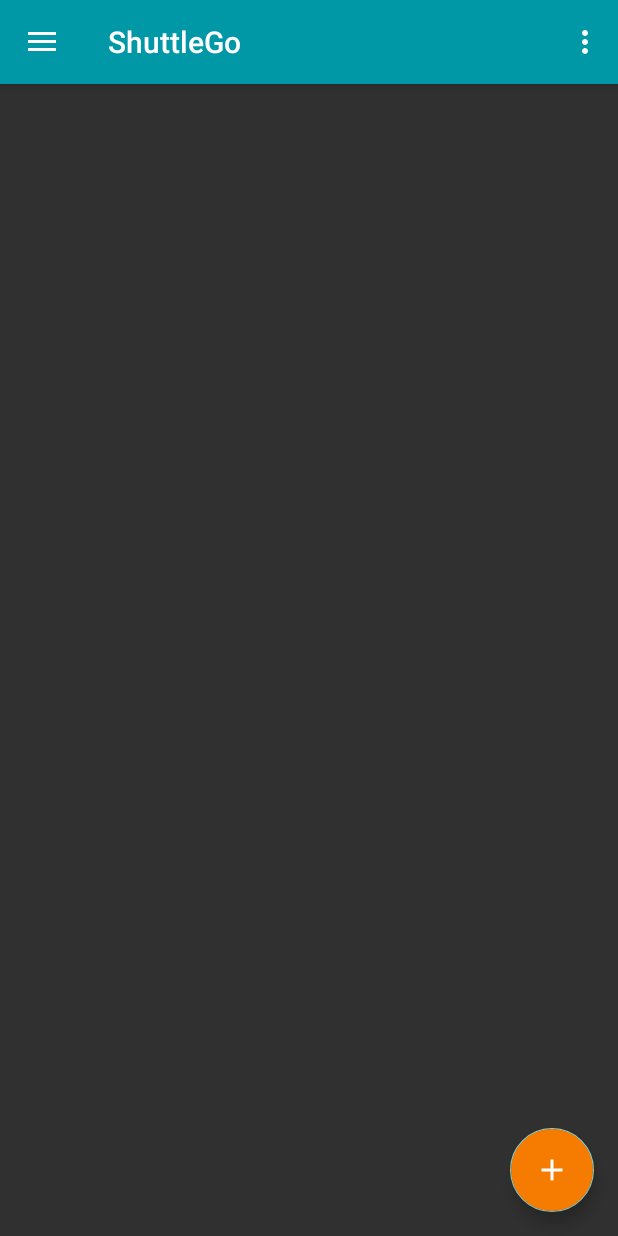
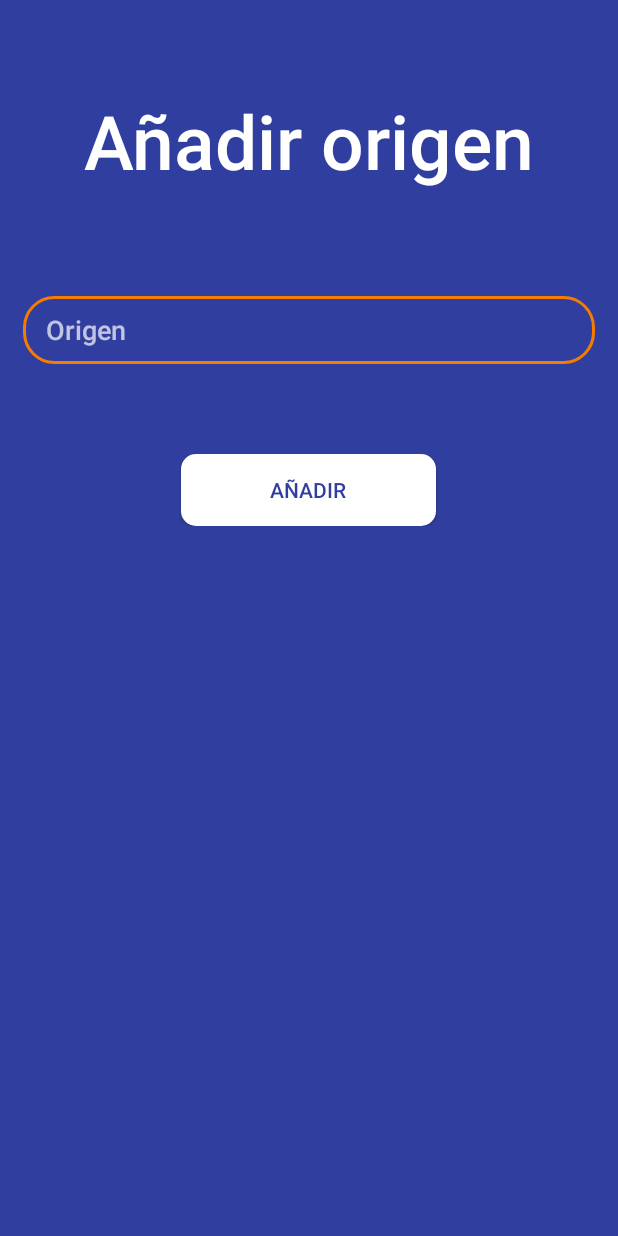
Before and after one commit to vctorChamizo/ShuttleGo_AndroidApp, an Android app: the AdminStartActivity screen opened directly, with no data from a screen before it, after a tap on an icon or button, on a phone screen of 412 x 824 dp. Run offline under Robolectric (Android 15) with nearby library versions, the phone set to English and light mode, and no system bars; 5 statements that could not run were skipped.

Commit message:
Añdir Origen finalizado

```diff
--- a/ShuttleGo/app/build.gradle
+++ b/ShuttleGo/app/build.gradle
@@ -28,7 +28,7 @@ dependencies {
     implementation 'com.android.support.constraint:constraint-layout:1.1.3'
     implementation 'com.android.support:support-v4:28.0.0'
     implementation 'com.android.support:design:28.0.0'
-	implementation 'com.android.support:recyclerview-v7:28.0.0'
+    implementation 'com.android.support:recyclerview-v7:28.0.0'
 
     testImplementation 'junit:junit:4.12'
     androidTestImplementation 'com.android.support.test:runner:1.0.2'
--- a/ShuttleGo/app/src/main/AndroidManifest.xml
+++ b/ShuttleGo/app/src/main/AndroidManifest.xml
@@ -20,7 +20,8 @@
         <activity android:name=".activities.LoginActivity" />
         <activity android:name=".activities.RegisterActivity" />
         <activity android:name=".activities.StartAdminActivity" />
-        <activity android:name=".activities.AdminStartActivity"></activity>
+        <activity android:name=".activities.AdminStartActivity" />
+        <activity android:name=".activities.AddOriginActivity"></activity>
     </application>
 
 </manifest>
--- /dev/null
+++ b/ShuttleGo/app/src/main/java/tfg/shuttlego/activities/AddOriginActivity.java
@@ -0,0 +1,95 @@
+package tfg.shuttlego.activities;
+
+import android.content.Intent;
+import android.support.annotation.NonNull;
+import android.support.v7.app.AppCompatActivity;
+import android.os.Bundle;
+import android.view.View;
+import android.widget.Button;
+import android.widget.EditText;
+import android.widget.Toast;
+
+import com.google.android.gms.tasks.OnCompleteListener;
+import com.google.android.gms.tasks.Task;
+
+import org.json.JSONException;
+import org.json.JSONObject;
+
+import java.util.HashMap;
+import java.util.Objects;
+
+import tfg.shuttlego.R;
+import tfg.shuttlego.logic.events.Event;
+import tfg.shuttlego.logic.events.EventDispatcher;
+import tfg.shuttlego.logic.person.Person;
+
+public class AddOriginActivity extends AppCompatActivity {
+
+    private Person user;
+    private EditText origin;
+
+    @Override
+    protected void onCreate(Bundle savedInstanceState) {
+        super.onCreate(savedInstanceState);
+        setContentView(R.layout.activity_add_origin);
+
+        user = (Person)Objects.requireNonNull(getIntent().getExtras()).getSerializable("user");
+
+        Button addButton = findViewById(R.id.btn_origin_add);
+        origin = findViewById(R.id.origin_add);
+
+        addButton.setOnClickListener(new View.OnClickListener() {
+            @Override
+            public void onClick(View view) {
+
+                JSONObject dataUser = new JSONObject();
+                JSONObject dataOrigin = new JSONObject();
+                JSONObject createOrigin = new JSONObject();
+
+                try {
+
+                    dataUser.put("email", user.getEmail());
+                    dataUser.put("password", user.getPassword());
+                    dataOrigin.put("name", origin.getText());
+                    createOrigin.put("user", dataUser);
+                    createOrigin.put("origin", dataOrigin);
+
+                } catch (JSONException e) {
+
+                    Toast.makeText(getApplicationContext(), "ERROR. Vuelva a intentarlo", Toast.LENGTH_SHORT).show();
+                }
+
+                EventDispatcher.getInstance(getApplicationContext())
+                .dispatchEvent(Event.CREATEORIGIN, createOrigin)
+                .addOnCompleteListener(new OnCompleteListener<HashMap<String, String>>() {
+                    @Override
+                    public void onComplete(@NonNull Task<HashMap<String, String>> task) {
+
+                        if (!task.isSuccessful() || task.getResult() == null) {
+                            Toast.makeText(getApplicationContext(), "Error de conexión", Toast.LENGTH_SHORT).show();
+
+                        } else if (task.getResult().containsKey("error"))
+                            switch (Objects.requireNonNull(task.getResult().get("error"))) {
+                                case "server":
+                                    Toast.makeText(getApplicationContext(), "Error del servidor", Toast.LENGTH_SHORT).show();
+                                    break;
+
+                                case "originAlreadyExists":
+                                    Toast.makeText(getApplicationContext(), "El origen ya existe", Toast.LENGTH_SHORT).show();
+                                    break;
+
+                                default:
+                                    Toast.makeText(getApplicationContext(), "Error desconocido: " + task.getResult().get("error"), Toast.LENGTH_SHORT).show();
+                                    break;
+                            }//else if
+                        else {
+                            Intent logIntent = new Intent(AddOriginActivity.this, AdminStartActivity.class);
+                            logIntent.putExtra("user", user);
+                            startActivity(logIntent);
+                        }//else
+                    }//onComplete
+                });
+            }
+        });
+    }
+}
--- a/ShuttleGo/app/src/main/java/tfg/shuttlego/activities/AdminStartActivity.java
+++ b/ShuttleGo/app/src/main/java/tfg/shuttlego/activities/AdminStartActivity.java
@@ -1,6 +1,7 @@
 package tfg.shuttlego.activities;
 
 import android.annotation.SuppressLint;
+import android.content.Intent;
 import android.support.annotation.NonNull;
 import android.support.design.widget.FloatingActionButton;
 import android.support.design.widget.NavigationView;
@@ -19,10 +20,6 @@ import android.widget.TextView;
 import android.widget.Toast;
 import com.google.android.gms.tasks.OnCompleteListener;
 import com.google.android.gms.tasks.Task;
-
-import org.json.JSONException;
-import org.json.JSONObject;
-
 import java.util.ArrayList;
 import java.util.HashMap;
 import java.util.Objects;
@@ -51,72 +48,25 @@ public class AdminStartActivity extends AppCompatActivity implements NavigationV
         DrawerLayout drawer = findViewById(R.id.drawer_layout);
         Toolbar toolbar = findViewById(R.id.toolbar);
         FloatingActionButton fab = findViewById(R.id.fab);
-
         setCredencials();
         loadOriginList();
         createList();
+        setSupportActionBar(toolbar);
+        ActionBarDrawerToggle toggle = new ActionBarDrawerToggle(this, drawer, toolbar, R.string.navigation_drawer_open, R.string.navigation_drawer_close);
+        drawer.addDrawerListener(toggle);
+        toggle.syncState();
+        navigationView.setNavigationItemSelectedListener(this);
 
-        setSupportActionBar(toolbar);
-
-        //BOTON DE AÑADIR
         fab.setOnClickListener(new View.OnClickListener() {
             @Override
             public void onClick(View view) {
 
-                /*DATA EXAMPLE: {user:{email:"admin@gmail.com",password:"123"},origin:{name:"Barajas T5"}}*/
-
-                JSONObject dataUser = new JSONObject();
-                JSONObject dataOrigin = new JSONObject();
-                JSONObject createOrigin = new JSONObject();
-
-                try {
-
-                    dataUser.put("email", "admin@gmail.com");
-                    dataUser.put("password", "123");
-                    dataOrigin.put("name", "Barajas T8");
-                    createOrigin.put("user", dataUser);
-                    createOrigin.put("origin", dataOrigin);
-
-                } catch (JSONException e) {
-
-                    Toast.makeText(getApplicationContext(), "ERROR. Vuelva a intentarlo", Toast.LENGTH_SHORT).show();
-                }
-
-
-                // CONTROLAR MAS ERRORES --> ESTO ES SOLO UNA PRUEBA DE SERVIDOR.
-                EventDispatcher.getInstance(getApplicationContext())
-                .dispatchEvent(Event.CREATEORIGIN, createOrigin)
-                .addOnCompleteListener(new OnCompleteListener<HashMap<String, String>>() {
-                    @Override
-                    public void onComplete(@NonNull Task<HashMap<String, String>> task) {
-
-                        if (!task.isSuccessful() || task.getResult() == null) {
-                            Toast.makeText(getApplicationContext(), "Error de conexión", Toast.LENGTH_SHORT).show();
-
-                        } else if (task.getResult().containsKey("error"))
-                            switch (Objects.requireNonNull(task.getResult().get("error"))) {
-                                case "server":
-                                    Toast.makeText(getApplicationContext(), "Error del servidor", Toast.LENGTH_SHORT).show();
-                                    break;
-
-                                default:
-                                    Toast.makeText(getApplicationContext(), "Error desconocido: " + task.getResult().get("error"), Toast.LENGTH_SHORT).show();
-                                    break;
-                            }
-                        else {
-
-                            Object result = task.getResult();
-
-                        }//else
-                    }//onComplete
-                });
+                Intent logIntent = new Intent(AdminStartActivity.this, AddOriginActivity.class);
+                logIntent.putExtra("user", user);
+                startActivity(logIntent);
+                overridePendingTransition(R.anim.left_in, R.anim.left_out);
             }
         });
-
-        ActionBarDrawerToggle toggle = new ActionBarDrawerToggle(this, drawer, toolbar, R.string.navigation_drawer_open, R.string.navigation_drawer_close);
-        drawer.addDrawerListener(toggle);
-        toggle.syncState();
-        navigationView.setNavigationItemSelectedListener(this);
     }
 
     private void createList() {
--- /dev/null
+++ b/ShuttleGo/app/src/main/res/layout/activity_add_origin.xml
@@ -0,0 +1,63 @@
+<?xml version="1.0" encoding="utf-8"?>
+<LinearLayout xmlns:android="http://schemas.android.com/apk/res/android"
+    xmlns:tools="http://schemas.android.com/tools"
+    android:layout_width="match_parent"
+    android:layout_height="match_parent"
+    android:orientation="vertical"
+    android:gravity="center"
+    tools:context=".activities.LoginActivity"
+    android:background="@color/colorPrimaryDark">
+
+    <LinearLayout
+        android:id="@+id/linear_progress"
+        style="@style/LinearProgress">
+
+        <ProgressBar
+            android:id="@+id/progress"
+            style="@style/ProgressBar" />
+    </LinearLayout>
+
+    <RelativeLayout
+        android:id="@+id/relative_form_login"
+        android:layout_width="match_parent"
+        android:layout_height="match_parent">
+
+        <TextView
+            android:id="@+id/tittle_login"
+            android:text="@string/addOrigin"
+            style="@style/TittleApp"/>
+
+        <LinearLayout
+            android:id="@+id/linear1"
+            android:layout_below="@+id/tittle_login"
+            android:layout_marginTop="30dp"
+            android:layout_marginHorizontal="15dp"
+            style="@style/VerticalLinear">
+
+            <EditText
+                android:id="@+id/origin_add"
+                android:hint="@string/origin"
+                android:inputType="text"
+                style="@style/DataLogin"
+                android:theme="@style/ThemeData" />
+        </LinearLayout>
+
+        <LinearLayout
+            android:id="@+id/linear2"
+            style="@style/VerticalLinear"
+            android:layout_below="@+id/linear1"
+            android:layout_centerHorizontal="true"
+            android:layout_marginHorizontal="10dp"
+            android:layout_marginTop="60dp"
+            android:gravity="center">
+
+            <Button
+                android:id="@+id/btn_origin_add"
+                style="@style/ButtonAdd"
+                android:text="@string/add"
+                android:textColor="@color/colorPrimaryDark"/>
+        </LinearLayout>
+
+
+    </RelativeLayout>
+</LinearLayout>
--- a/ShuttleGo/app/src/main/res/values/strings.xml
+++ b/ShuttleGo/app/src/main/res/values/strings.xml
@@ -25,7 +25,6 @@
     <string name="next">Siguiente</string>
     <string name="finish">Finalizar</string>
 
-
     <!-- User -->
     <string name="name">Nombre</string>
     <string name="surname">Apellidos</string>
@@ -35,4 +34,9 @@
     <string name="passanger">Pasajero</string>
     <string name="driver">Conductor</string>
     <string name="admin">Administrador</string>
+
+    <!-- Add -->
+    <string name="add">Añadir</string>
+    <string name="addOrigin">Añadir origen</string>
+    <string name="origin">Origen</string>
 </resources>
--- a/ShuttleGo/app/src/main/res/values/styles.xml
+++ b/ShuttleGo/app/src/main/res/values/styles.xml
@@ -4,7 +4,7 @@
     <style name="AppTheme" parent="Theme.AppCompat.NoActionBar">
         <item name="colorPrimary">@color/colorPrimary</item>
         <item name="colorPrimaryDark">@color/colorAccent</item>
-        <!--<item name="colorAccent">@color/colorSecondary</item>-->
+        <item name="colorAccent">@color/colorSecondary</item>
         <item name="android:fontFamily">sans-serif-medium</item>
         <item name="android:windowTranslucentNavigation">true</item>
     </style>
@@ -121,4 +121,13 @@
         <item name="android:textColor">@color/colorWhite</item>
     </style>
 
+
+    <style name="ButtonAdd">
+        <item name="android:layout_width">170dp</item>
+        <item name="android:layout_height">wrap_content</item>
+        <item name="android:padding">10dp</item>
+        <item name="android:background">@drawable/btn_sign</item>
+    </style>
+
+
 </resources>
```
Also changed, not shown: 1 other file.
